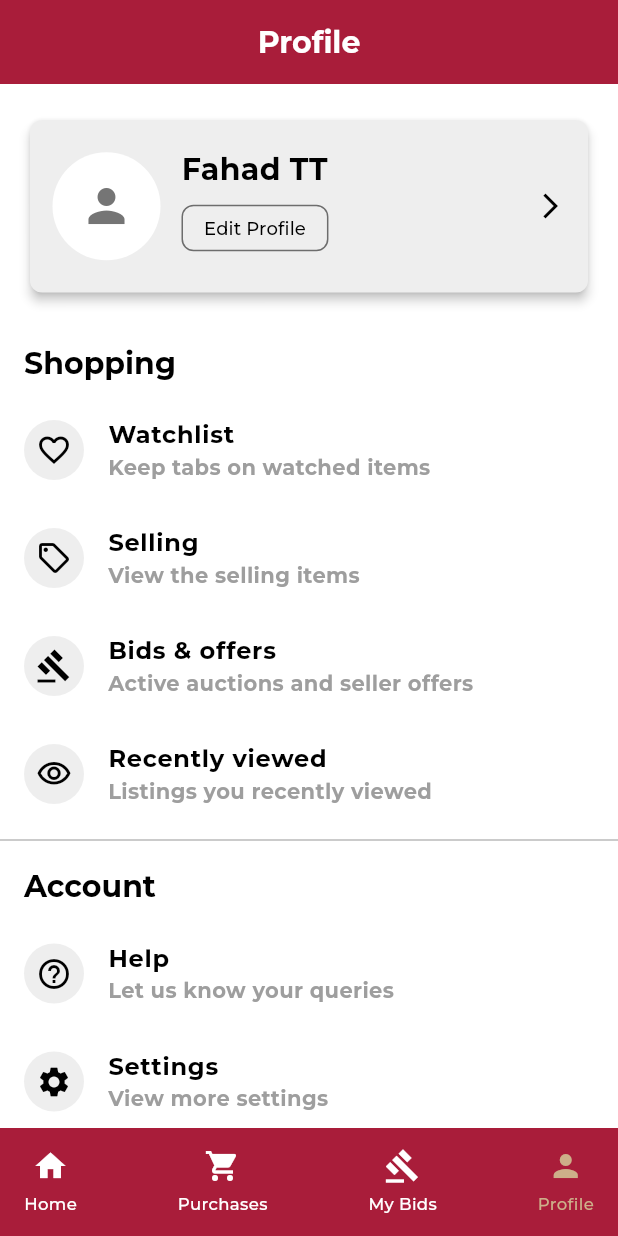
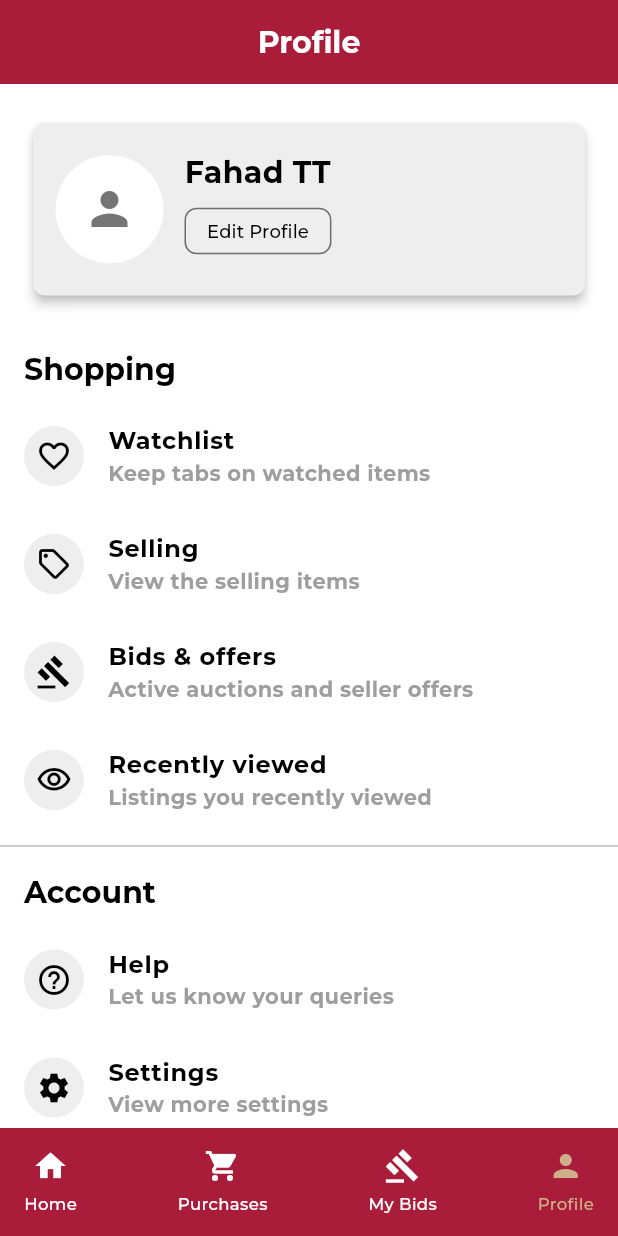
Before and after one commit to AlleTre-E-Commerce-Complex/alletre-flutter, a Flutter app: the ProfileScreen screen opened by its route, on a phone screen of 412 x 824 dp. Run offline on Flutter 3.47's test engine with Material 3 defaults, Android fonts, the phone set to English and light mode, and no system bars; our stand-ins replace carousel_slider, flutter_svg, slide_to_act.

Commit message:
changes made in profile and edit profile pages

```diff
--- a/lib/utils/routes/named_routes.dart
+++ b/lib/utils/routes/named_routes.dart
@@ -1,5 +1,6 @@
 import 'package:alletre_app/view/screens/auction%20screen/create_auction_screen.dart';
 import 'package:alletre_app/view/screens/bids%20screen/bids_screen.dart';
+import 'package:alletre_app/view/screens/edit%20profile%20screen/edit_profile_screen.dart';
 import 'package:alletre_app/view/screens/home%20screen/home_screen.dart';
 import 'package:alletre_app/view/screens/login%20screen/login_page.dart';
 import 'package:alletre_app/view/screens/onboarding%20screens/onboarding_pages.dart';
@@ -24,6 +25,7 @@ class AppRoutes {
   static const String purchases = '/purchases';
   static const String bids = '/bids';
   static const String profile = '/profile';
+  static const String editProfile = '/editProfile';
 
   // Static method to define all the routes in one place
   static Map<String, WidgetBuilder> get routes {
@@ -42,6 +44,7 @@ class AppRoutes {
       purchases: (context) => const PurchaseScreen(),
       bids: (context) => const BidsScreen(),
       profile: (context) => const ProfileScreen(),
+      editProfile : (context) => const EditProfileScreen()
     };
   }
 }
--- a/lib/view/screens/profile screen/profile_screen.dart
+++ b/lib/view/screens/profile screen/profile_screen.dart
@@ -1,5 +1,6 @@
 import 'package:alletre_app/model/user_model.dart';
 import 'package:alletre_app/utils/extras/common_navbar.dart';
+import 'package:alletre_app/utils/routes/named_routes.dart';
 import 'package:alletre_app/utils/themes/app_theme.dart';
 import 'package:alletre_app/view/widgets/common%20widgets/footer_elements_appbar.dart';
 import 'package:alletre_app/view/widgets/profile%20widgets/profile_list_tile.dart';
@@ -42,7 +43,13 @@ class ProfileScreen extends StatelessWidget {
             //   ],
             // ),
             const SizedBox(height: 4),
-            UserProfileCard(user: user),
+            UserProfileCard(
+              user: user,
+              buttonText: "Edit Profile",
+              onButtonPressed: () {
+                Navigator.pushReplacementNamed(context, AppRoutes.editProfile);
+              },
+            ),
             const SizedBox(height: 4),
             const ProfileSectionTitle(title: 'Shopping'),
             ProfileListTile(
--- a/lib/view/widgets/common widgets/footer_elements_appbar.dart
+++ b/lib/view/widgets/common widgets/footer_elements_appbar.dart
@@ -1,17 +1,27 @@
 import 'package:alletre_app/utils/themes/app_theme.dart';
 import 'package:flutter/material.dart';
 
-class NavbarElementsAppbar extends StatelessWidget
-    implements PreferredSizeWidget {
+class NavbarElementsAppbar extends StatelessWidget implements PreferredSizeWidget {
   final String? title;
+  final bool showBackButton;
 
-  const NavbarElementsAppbar({this.title, super.key});
+  const NavbarElementsAppbar({
+    this.title,
+    this.showBackButton = false,
+    super.key,
+  });
 
   @override
   Widget build(BuildContext context) {
     return AppBar(
       automaticallyImplyLeading: false,
       backgroundColor: primaryColor,
+      leading: showBackButton
+          ? IconButton(
+              icon: const Icon(Icons.arrow_back, color: secondaryColor),
+              onPressed: () => Navigator.pop(context), // Navigates back
+            )
+          : null,
       title: Text(
         title!,
         style: const TextStyle(
--- a/lib/view/widgets/profile widgets/user_profile_card.dart
+++ b/lib/view/widgets/profile widgets/user_profile_card.dart
@@ -5,10 +5,14 @@ import 'package:flutter_svg/flutter_svg.dart';
 
 class UserProfileCard extends StatelessWidget {
   final UserModel user;
+  final String buttonText;
+  final VoidCallback onButtonPressed;
 
   const UserProfileCard({
     super.key,
     required this.user,
+    required this.buttonText,
+    required this.onButtonPressed,
   });
 
   @override
@@ -18,7 +22,7 @@ class UserProfileCard extends StatelessWidget {
     return Theme(
       data: theme,
       child: Padding(
-        padding: const EdgeInsets.all(16.0),
+        padding: const EdgeInsets.all(18.0),
         child: Card(
           color: buttonBgColor,
           shape: RoundedRectangleBorder(
@@ -59,9 +63,7 @@ class UserProfileCard extends StatelessWidget {
                               style: theme.textTheme.titleLarge,
                             ),
                             ElevatedButton(
-                              onPressed: () {
-                                // Adds functionality for editing the profile
-                              },
+                              onPressed: onButtonPressed,
                               style: ElevatedButton.styleFrom(
                                 foregroundColor: primaryColor,
                                 backgroundColor: buttonBgColor,
@@ -75,7 +77,7 @@ class UserProfileCard extends StatelessWidget {
                                 elevation: 0,
                               ),
                               child: Text(
-                                "Edit Profile",
+                                buttonText,
                                 style: theme.textTheme.labelSmall!
                                     .copyWith(color: onSecondaryColor),
                               ),
@@ -83,16 +85,6 @@ class UserProfileCard extends StatelessWidget {
                           ],
                         ),
                       ],
-                    ),
-                    GestureDetector(
-                      onTap: () {
-                        // Adds navigation or functionality here
-                      },
-                      child: const Icon(
-                        Icons.arrow_forward_ios,
-                        color: onSecondaryColor,
-                        size: 20,
-                      ),
                     ),
                   ],
                 ),
```
Also changed, not shown: lib/view/screens/edit profile screen/edit_profile_screen.dart (+38 -36 lines).
